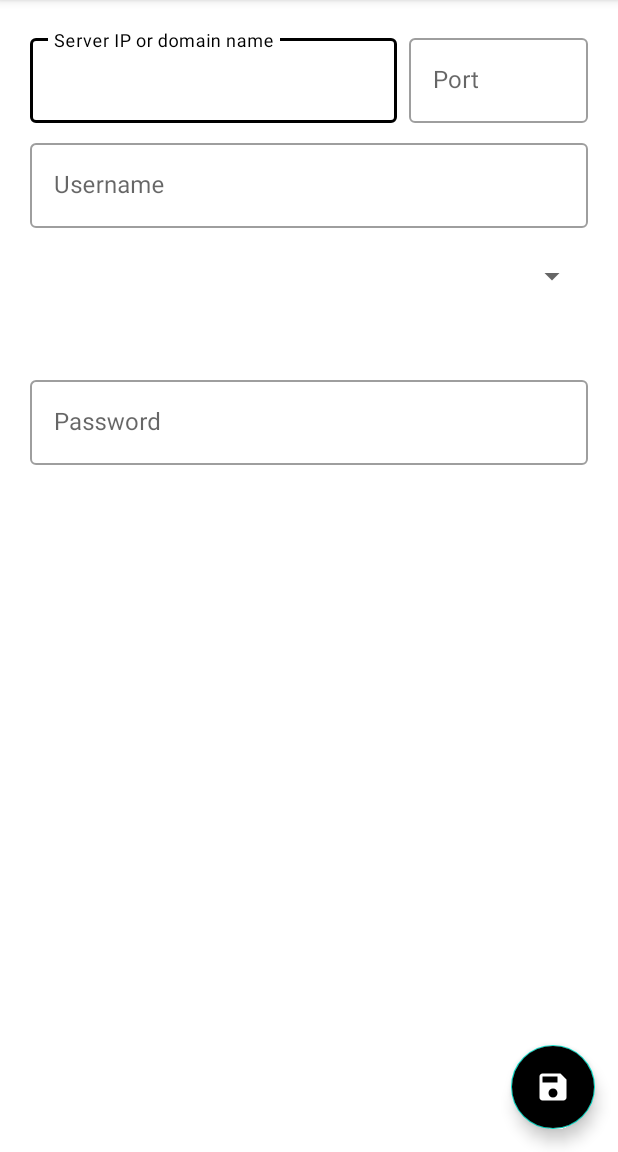
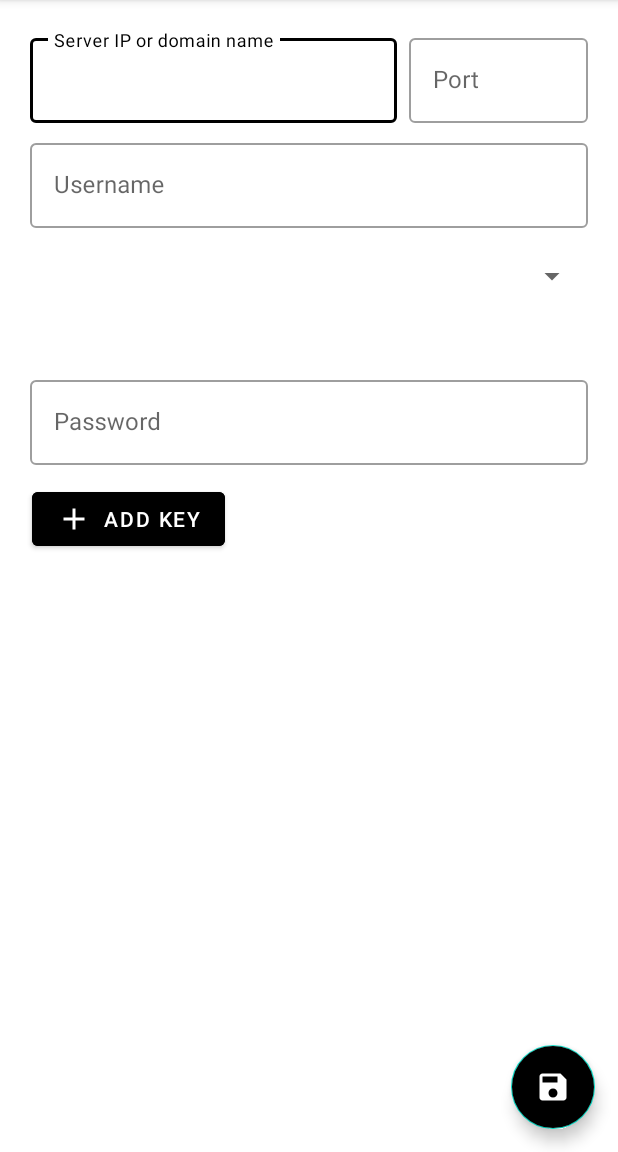
Before and after one commit to Anton2319/VPNoverSSH, an Android app: the NewConnectionActivity screen opened directly, with no data from a screen before it, on a phone screen of 412 x 824 dp, the part 84-1236 px from its top. Run offline under Robolectric (Android 15) with nearby library versions, the phone set to English and light mode, and no system bars; plain views replace AmazingSpinner; 3 statements that could not run were skipped.

Commit message:
Interface update (unfinished)

```diff
--- a/app/src/main/java/ru/anton2319/vpnoverssh/MainActivity.java
+++ b/app/src/main/java/ru/anton2319/vpnoverssh/MainActivity.java
@@ -95,6 +95,7 @@ public class MainActivity extends AppCompatActivity {
                 if(selectedProfile != null) {
                     String username = selectedProfile.getUsername();
                     String password = selectedProfile.getPassword();
+                    privateKey = selectedProfile.getPrivateKey();
                     String hostname = selectedProfile.getServerIP();
                     int port = selectedProfile.getServerPort();
                     startVpn(username, password, privateKey, hostname, port);
--- a/app/src/main/res/layout/activity_new_connection.xml
+++ b/app/src/main/res/layout/activity_new_connection.xml
@@ -107,23 +107,60 @@
 
     <com.google.android.material.button.MaterialButton
         android:id="@+id/addKeyButton"
-            android:layout_marginLeft="4dp"
-            android:visibility="gone"
+        android:layout_marginLeft="5dp"
+        android:visibility="visible"
         android:layout_width="wrap_content"
         android:layout_height="wrap_content"
         android:layout_marginTop="8dp"
-            android:backgroundTint="@color/black"
+        android:backgroundTint="?colorPrimary"
         android:text="Add Key"
         app:icon="@drawable/baseline_add_24" />
+
+    <LinearLayout
+        android:padding="4dp"
+        android:layout_width="match_parent"
+        android:layout_height="match_parent">
 
         <com.google.android.material.card.MaterialCardView
             android:id="@+id/keyCard"
             android:layout_width="match_parent"
             android:layout_height="wrap_content"
-            android:layout_marginTop="8dp">
+            android:padding="8dp"
+            android:layout_margin="2dp"
+            android:visibility="gone">
 
-            <!-- The contents of the card would go here -->
+            <LinearLayout
+                android:layout_width="match_parent"
+                android:layout_height="wrap_content"
+                android:orientation="vertical"
+                android:padding="16dp">
+
+                <com.google.android.material.textview.MaterialTextView
+                    android:textSize="8pt"
+                    android:layout_width="wrap_content"
+                    android:layout_height="wrap_content"
+                    android:text="SSH Key"
+                    android:layout_marginBottom="5dp"
+                    android:textAppearance="@style/TextAppearance.AppCompat.Large" />
+
+                <com.google.android.material.textview.MaterialTextView
+                    android:id="@+id/keyInfoTextView"
+                    android:textSize="8pt"
+                    android:layout_width="wrap_content"
+                    android:layout_height="wrap_content"
+                    android:text="Key Info (Placeholder)"
+                    android:textAppearance="@style/TextAppearance.AppCompat.Large" />
+
+                <com.google.android.material.button.MaterialButton
+                    android:id="@+id/deleteKeyButton"
+                    android:layout_width="wrap_content"
+                    android:layout_height="wrap_content"
+                    android:layout_marginTop="8dp"
+                    android:text="Delete Key"
+                    app:icon="@drawable/baseline_delete_24" />
+            </LinearLayout>
         </com.google.android.material.card.MaterialCardView>
+    </LinearLayout>
 </LinearLayout>
 
     <com.google.android.material.floatingactionbutton.FloatingActionButton
--- a/app/src/main/res/layout/privatekey_card.xml
+++ b/app/src/main/res/layout/privatekey_card.xml
@@ -8,8 +8,8 @@
         android:id="@+id/keyCard"
         android:layout_width="match_parent"
         android:layout_height="wrap_content"
-        android:layout_marginTop="8dp"
-        android:visibility="gone">
+        android:layout_margin="8dp"
+        android:visibility="visible">
 
         <LinearLayout
             android:layout_width="match_parent"
```
Also changed, not shown: app/src/main/java/ru/anton2319/vpnoverssh/NewConnectionActivity.java (+25 -17 lines). Lines whose indentation alone changed are shown as unchanged.
